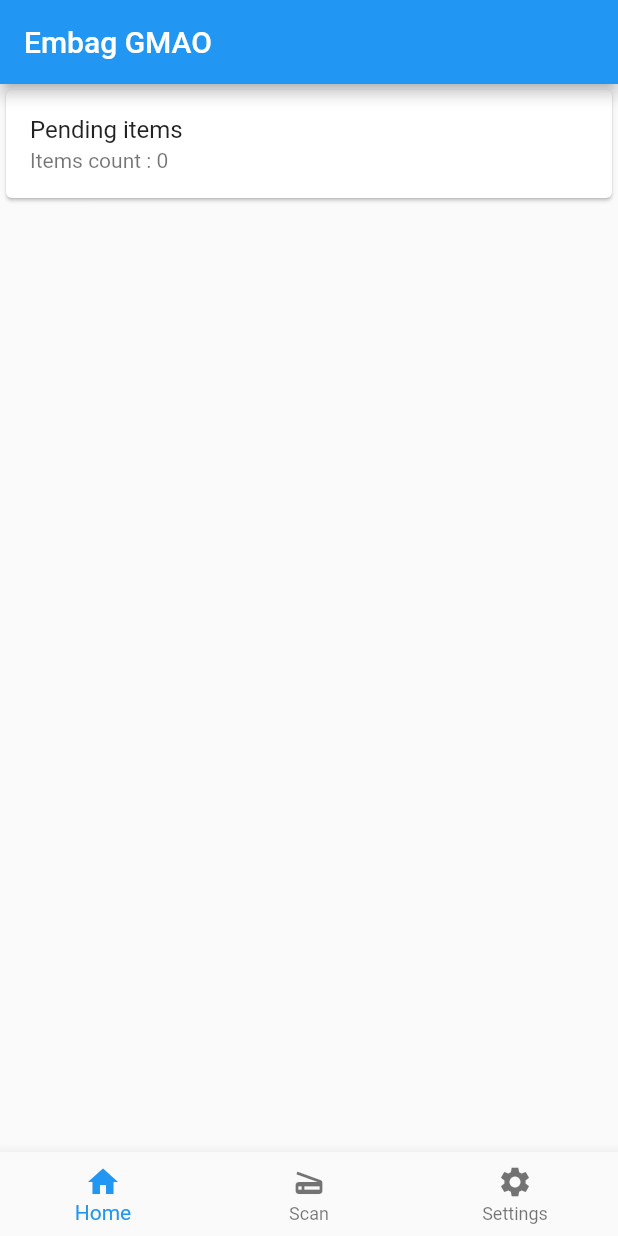
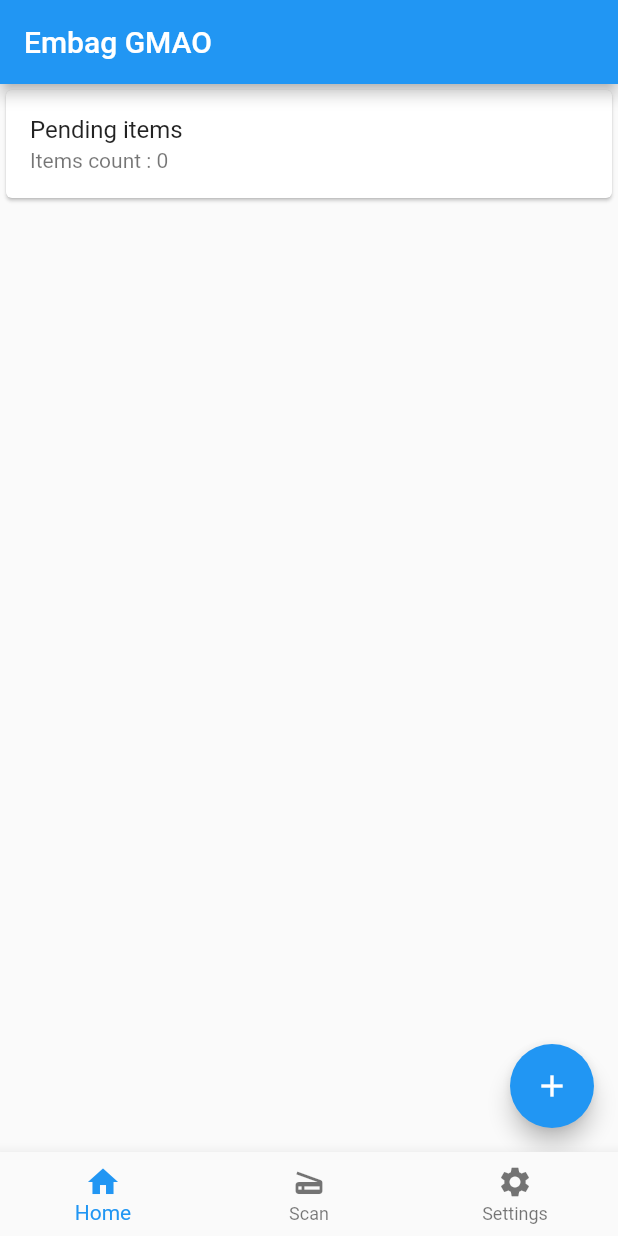
Before and after one commit to IDIRYACINE/GestionMaintenance_MobileClient, a Flutter app: the screen it shows after launch, on a phone screen of 412 x 824 dp. Run offline on Flutter 3.47's test engine with Material 2 defaults, Android fonts, the light colour scheme and no system bars; our stand-ins replace bloc, camera, flutter_bloc, just_audio, rxdart; missing offline and left inert: flutter_vibrate, ftoast, google_mlkit_barcode_scanning; statements that could not run were skipped.

Commit message:
-implemented sending scanned barcodes - receiving their infos and updating ui

```diff
--- a/lib/blocs/app/app_state.dart
+++ b/lib/blocs/app/app_state.dart
@@ -12,7 +12,7 @@ class AppState {
       {int selectedIndex = 0, List<Widget>? pages, bool isScanning = false}) {
     _selectedIndex = selectedIndex;
     _pages =
-        pages ?? [const HomePage(), const ScannerPage(), const SettingsPage()];
+        pages ?? [const HomePage(testMode: true,), const ScannerPage(), const SettingsPage()];
     _isScanning = isScanning;
   }
 
--- a/lib/blocs/records/records_state.dart
+++ b/lib/blocs/records/records_state.dart
@@ -6,7 +6,7 @@ class RecordState {
   final Map<int,Record> records;
 
   factory RecordState.initialState() {
-    Record pendingItems = Record(id: pendingItemsRecordIndex, name: 'Pending items');
+    Record pendingItems = Record(barcodes: {},id: pendingItemsRecordIndex, name: 'Pending items');
 
     return RecordState({pendingItemsRecordIndex : pendingItems});
   }
--- a/lib/components/widgets/scanned_item.dart
+++ b/lib/components/widgets/scanned_item.dart
@@ -29,6 +29,7 @@ class _ScannedItemState extends State<ScannedItem> {
 
   @override
   Widget build(BuildContext context) {
+
     return Card(
       child: ListTile(
         title: BlocBuilder<RecordsBloc, RecordState>(
@@ -76,6 +77,8 @@ class _ScannedLocationState extends State<ScannedLocation> {
   @override
   Widget build(BuildContext context) {
     return BlocBuilder<RecordsBloc, RecordState>(builder: (context, state) {
+
+
       Record record = state.records[widget.id]!;
       return InkWell(
         onTap: () => displayScannedItemsList(state.records[widget.id]!),
--- a/lib/data/barcode.dart
+++ b/lib/data/barcode.dart
@@ -52,7 +52,7 @@ class Record {
   LocationStatus state;
 
   Record(
-      {this.barcodes = const {},
+      {required this.barcodes ,
       required this.id,
       this.name,
       this.count = 0,
--- a/lib/infrastructure/remoteServer/apis.dart
+++ b/lib/infrastructure/remoteServer/apis.dart
@@ -1,7 +1,7 @@
 
 abstract class Apis{
-  static const String serverUrl = 'http://';
-  static const String apiVersion = 'v1';
-  static const String postSingleBarcode = '/api/$apiVersion/barcode';
+  static const String serverUrl = 'http://localhost:3050';
+  static const String apiVersion = 'v0';
+  static const String submitRecord = '/api/$apiVersion/submitRecord';
   static const String postAuth = '/api/$apiVersion/auth';
 }
--- a/lib/infrastructure/remoteServer/responses.dart
+++ b/lib/infrastructure/remoteServer/responses.dart
@@ -10,7 +10,7 @@ class ScannedItemData{
 
   factory ScannedItemData.fromJson(Map<String, dynamic> json) {
     return ScannedItemData(
-        json['barcode'],
+        json['barcode'] ,
         json['itemName'],
         json['locationName'],
         json['locationId']
--- a/lib/infrastructure/workRequests/types.dart
+++ b/lib/infrastructure/workRequests/types.dart
@@ -55,11 +55,9 @@ class WorkResult {
   WorkResult(
       {required this.workId,
       required this.status,
-      required this.hasData,
       this.data});
 
   OperationStatus status;
-  bool hasData;
   int workId;
   dynamic data;
 
--- a/lib/ui/home/home.dart
+++ b/lib/ui/home/home.dart
@@ -3,10 +3,14 @@ import 'package:flutter_bloc/flutter_bloc.dart';
 import 'package:gestion_maintenance_mobile/blocs/records/records_block.dart';
 import 'package:gestion_maintenance_mobile/blocs/records/records_state.dart';
 import 'package:gestion_maintenance_mobile/components/widgets/scanned_item.dart';
+import 'package:gestion_maintenance_mobile/core/barcodesCenter/barcodes_center.dart';
+import 'package:gestion_maintenance_mobile/core/extensions/toaster.dart';
 import 'package:gestion_maintenance_mobile/localisation/app_localisations.dart';
 
 class HomePage extends StatelessWidget {
-  const HomePage({super.key});
+  const HomePage({super.key, this.testMode = false});
+
+  final bool testMode;
 
   @override
   Widget build(BuildContext context) {
@@ -16,13 +20,36 @@ class HomePage extends StatelessWidget {
       ),
       body: BlocBuilder<RecordsBloc, RecordState>(
         builder: (context, state) {
+          final locationKeys = state.records.keys.toList();
+
           return ListView.builder(
             itemCount: state.records.length,
             itemBuilder: (context, index) {
-                return ScannedLocation(id: index);
+              return ScannedLocation(id: locationKeys[index]);
             },
           );
         },
-        ));
+      ),
+      floatingActionButton: testMode ? const _MimickScanButton() : null,
+    );
   }
 }
+
+class _MimickScanButton extends StatelessWidget {
+  const _MimickScanButton();
+
+  @override
+  Widget build(BuildContext context) {
+    int counter = 0;
+
+    return FloatingActionButton(
+      onPressed: () {
+        ToasterExtension.instance().setBuildContext(context);
+
+        BarcodeCenter.instance().emitBarcode(counter.toString());
+        counter++;
+      },
+      child: const Icon(Icons.add),
+    );
+  }
+}
--- a/lib/ui/home/scanned_items.dart
+++ b/lib/ui/home/scanned_items.dart
@@ -18,10 +18,13 @@ class _ScannedItemsScreenState extends State<ScannedItemsScreen> {
 
     if (barcodeKeys.isEmpty) {
       return Scaffold(
+        appBar: AppBar(),
         body: Center(child: Text(Localisations.of(context)!.noItemsScanned)),
       );
     }
+
     return Scaffold(
+      appBar: AppBar(),
       body: ListView.builder(
           itemBuilder: (context, index) {
             int barcode = barcodeKeys[index];
```
Also changed, not shown: lib/blocs/records/records_block.dart (+16 -6 lines), lib/components/camera/camera_widget.dart (+4 -3 lines), lib/core/barcodesCenter/barcodes_center.dart (+7 -3 lines), lib/core/extensions/sound_player.dart (+5 -5 lines), lib/infrastructure/remoteServer/remote_server.dart (+19 -10 lines), lib/infrastructure/remoteServer/remote_server_gateway.dart (+7 -2 lines), lib/infrastructure/services.dart (+7 -15 lines), lib/ui/settings/settings.dart (+7 -1 lines), 1 other file. Lines whose indentation alone changed are shown as unchanged.
